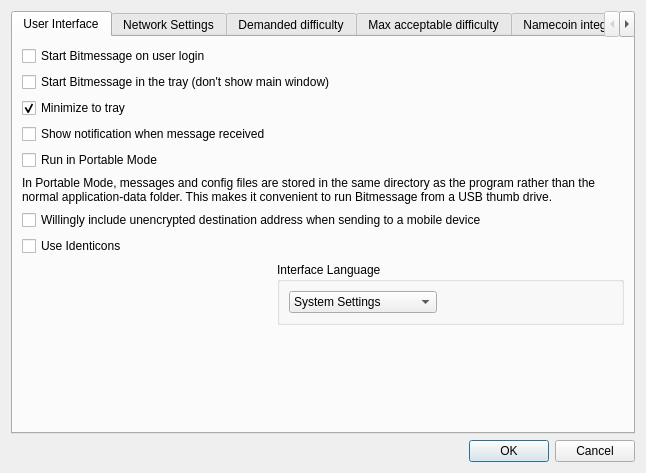
First picture: the form in src/bitmessageqt/settings.ui, repository Bitmessage/PyBitmessage, before the edit.
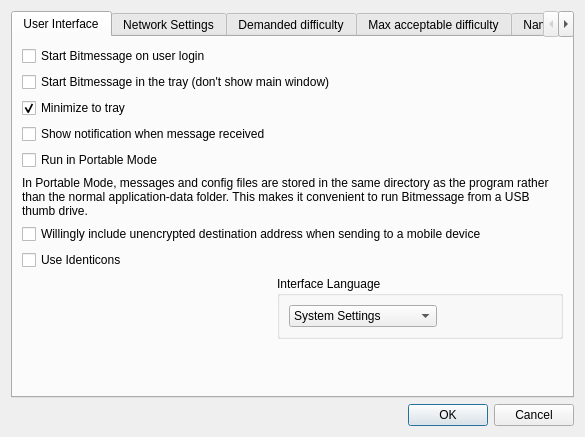
Second picture: the form after the edit.

Commit message: revert settings window as close as possible to previous size

```diff
--- a/src/bitmessageqt/settings.ui
+++ b/src/bitmessageqt/settings.ui
@@ -6,8 +6,8 @@
    <rect>
     <x>0</x>
     <y>0</y>
-    <width>646</width>
-    <height>473</height>
+    <width>585</width>
+    <height>437</height>
    </rect>
   </property>
   <property name="windowTitle">
```
The commit also changes 1 other file.
